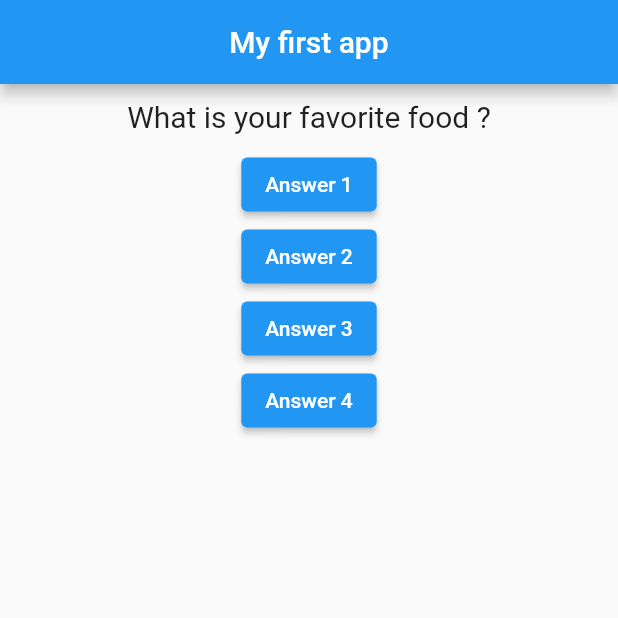
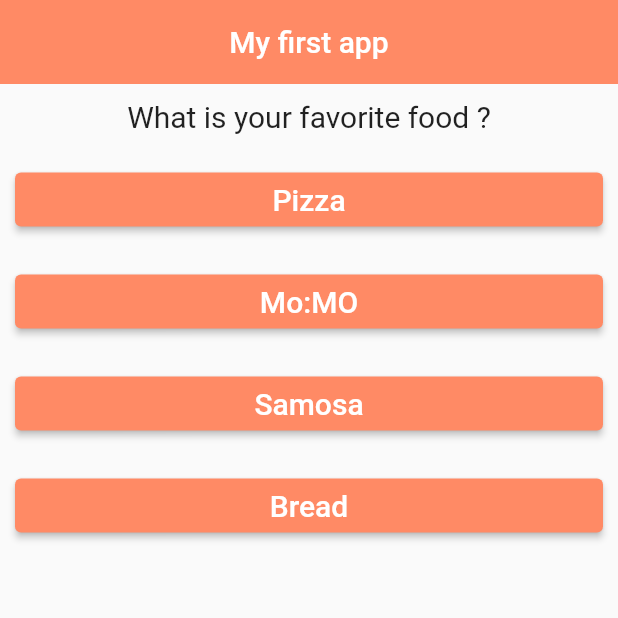
Before and after one commit to ShakriyaPanday/flutterTutorial, a Flutter app: the screen it shows after launch, on a phone screen of 412 x 824 dp, the top half of it. Run offline on Flutter 3.47's test engine with Material 2 defaults, Android fonts, the phone set to English and light mode, and no system bars; missing offline and left inert: dart:ffi.

Commit message:
answer added to the ui

```diff
--- a/tut1/lib/answer.dart
+++ b/tut1/lib/answer.dart
@@ -0,0 +1,30 @@
+import 'dart:ffi';
+
+import 'package:flutter/material.dart';
+
+class Answer extends StatelessWidget {
+  final VoidCallback selectHandler;
+  final String answerText;
+  Answer(this.selectHandler, this.answerText);
+
+  @override
+  Widget build(BuildContext context) {
+    return Container(
+      margin: EdgeInsets.all(10),
+      width: double.infinity,
+      child: ElevatedButton(
+        onPressed: selectHandler,
+        style: ElevatedButton.styleFrom(
+          backgroundColor: Colors.deepOrange[300],
+        ),
+        child: Text(
+          answerText,
+          style: TextStyle(
+            color: Colors.white,
+            fontSize: 20,
+          ),
+        ),
+      ),
+    );
+  }
+}
--- a/tut1/lib/main.dart
+++ b/tut1/lib/main.dart
@@ -1,4 +1,5 @@
 import 'package:flutter/material.dart';
+import 'package:tut1/answer.dart';
 import 'package:tut1/questions.dart';
 
 void main() => runApp(MyApp());
@@ -23,11 +24,50 @@ class _MyAppState extends State<MyApp> {
   @override
   Widget build(BuildContext context) {
     var question = [
-      "What is your favorite food ?",
-      "What is your favorite place to visit ?",
-      "What is your favorite book ?",
-      "What is your favorite person ?",
-      "What is your favorite thing to do ?",
+      {
+        'questionText': "What is your favorite food ?",
+        "answerText": [
+          "Pizza",
+          "Mo:MO",
+          "Samosa",
+          "Bread",
+        ]
+      },
+      {
+        'questionText': "What is your favorite place to visit ?",
+        "answerText": [
+          "Kathmandu",
+          "Bhaktapur",
+          "Lalitpur",
+          "Nuwakot",
+        ]
+      },
+      {
+        'questionText': "What is your favorite book ?",
+        "answerText": [
+          "Feynman lecture",
+          "University Physics",
+          "Grand Design",
+          "Intellegient Investor"
+        ]
+      },
+      {
+        'questionText': "What is your favorite person ?",
+        "answerText": [
+          "Feynman",
+          "Peterson",
+          "Tyson",
+          "˚Kaku",
+        ]
+      },
+      {
+        'questionText': "What is your favorite thing to do ?",
+        "answerText": [
+          "Coding",
+          "Teaching",
+          "Solving math problem",
+        ]
+      },
     ];
     return MaterialApp(
       debugShowCheckedModeBanner: false,
@@ -35,27 +75,17 @@ class _MyAppState extends State<MyApp> {
         appBar: AppBar(
           title: const Text("My first app"),
           centerTitle: true,
+          backgroundColor: Colors.deepOrange[300],
+          elevation: 0,
         ),
         body: Center(
           child: Column(
             children: [
-              Question(question.elementAt(_questionIndex)),
-              ElevatedButton(
-                onPressed: _answerQuestion,
-                child: const Text("Answer 1"),
-              ),
-              ElevatedButton(
-                onPressed: _answerQuestion,
-                child: const Text("Answer 2"),
-              ),
-              ElevatedButton(
-                onPressed: _answerQuestion,
-                child: const Text("Answer 3"),
-              ),
-              ElevatedButton(
-                onPressed: _answerQuestion,
-                child: const Text("Answer 4"),
-              ),
+              Question(question[_questionIndex]['questionText'] as String),
+              ...(question[_questionIndex]["answerText"] as List<String>)
+                  .map((answer) {
+                return Answer(_answerQuestion, answer);
+              }).toList()
             ],
           ),
         ),
```
